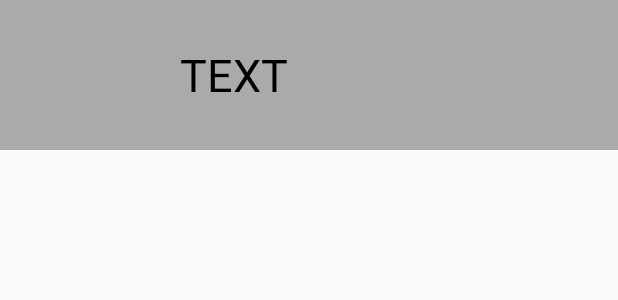
After one commit to 5731110521-SP/Beacon-Reminder, an Android app: the layout singlerow.xml on its own in the app's theme, with its tools: preview values and no code run, on a phone screen of 412 x 824 dp. The commit adds this screen. Shown: the top 300 px of the screen. Run offline under Robolectric (Android 15) with nearby library versions, the phone set to English and light mode, and no system bars.

Commit message:
justSingleRowAndAdapter

```diff
--- /dev/null
+++ b/app/src/main/res/layout/singlerow.xml
@@ -0,0 +1,49 @@
+<?xml version="1.0" encoding="utf-8"?>
+<LinearLayout xmlns:android="http://schemas.android.com/apk/res/android"
+    xmlns:app="http://schemas.android.com/apk/res-auto"
+    android:id="@+id/layout"
+    android:layout_width="match_parent"
+    android:layout_height="100dp"
+    android:background="@android:color/darker_gray"
+    android:gravity="center_vertical"
+    android:orientation="horizontal"
+    android:padding="10dp">
+
+    <RelativeLayout
+        android:layout_width="80dp"
+        android:layout_height="match_parent"
+        android:layout_alignParentLeft="true"
+        android:gravity="center">
+
+        <ImageView
+            android:id="@+id/pic"
+            android:layout_width="80dp"
+            android:layout_height="80dp"
+            android:layout_alignParentRight="false"
+            android:layout_alignParentTop="false" />
+
+    </RelativeLayout>
+
+    <LinearLayout
+        android:layout_width="wrap_content"
+        android:layout_height="match_parent"
+        android:layout_alignParentTop="true"
+        android:layout_weight="1"
+        android:gravity="center_vertical"
+        android:orientation="vertical"
+        android:paddingLeft="10dp">
+
+        <TextView
+            android:id="@+id/name"
+            android:layout_width="160dp"
+            android:layout_height="wrap_content"
+            android:layout_marginLeft="20dp"
+            android:ellipsize="end"
+            android:maxLines="2"
+            android:text="TEXT"
+            android:textColor="#000000"
+            android:textSize="30sp" />
+
+    </LinearLayout>
+
+</LinearLayout>
--- a/app/src/main/res/values/colors.xml
+++ b/app/src/main/res/values/colors.xml
@@ -8,4 +8,8 @@
     <color name="colorBackground">#212121</color>
     <color name="colorWhite">#FFFFFF</color>
     <color name="colorGrey">#616161</color>
+    <color name="one">#aaa</color>
+    <color name="two">#E2A9F3</color>
+
+
 </resources>
--- a/build.gradle
+++ b/build.gradle
@@ -5,7 +5,7 @@ buildscript {
         jcenter()
     }
     dependencies {
-        classpath 'com.android.tools.build:gradle:2.3.3'
+        classpath 'com.android.tools.build:gradle:3.0.0'
 
         // NOTE: Do not place your application dependencies here; they belong
         // in the individual module build.gradle files
```
Also changed, not shown: app/build.gradle (+6 -1 lines), app/src/main/java/com/hogervries/beaconscanner/adapter/CustomAdapter.java (added, +68 -0 lines), gradle/wrapper/gradle-wrapper.properties.
